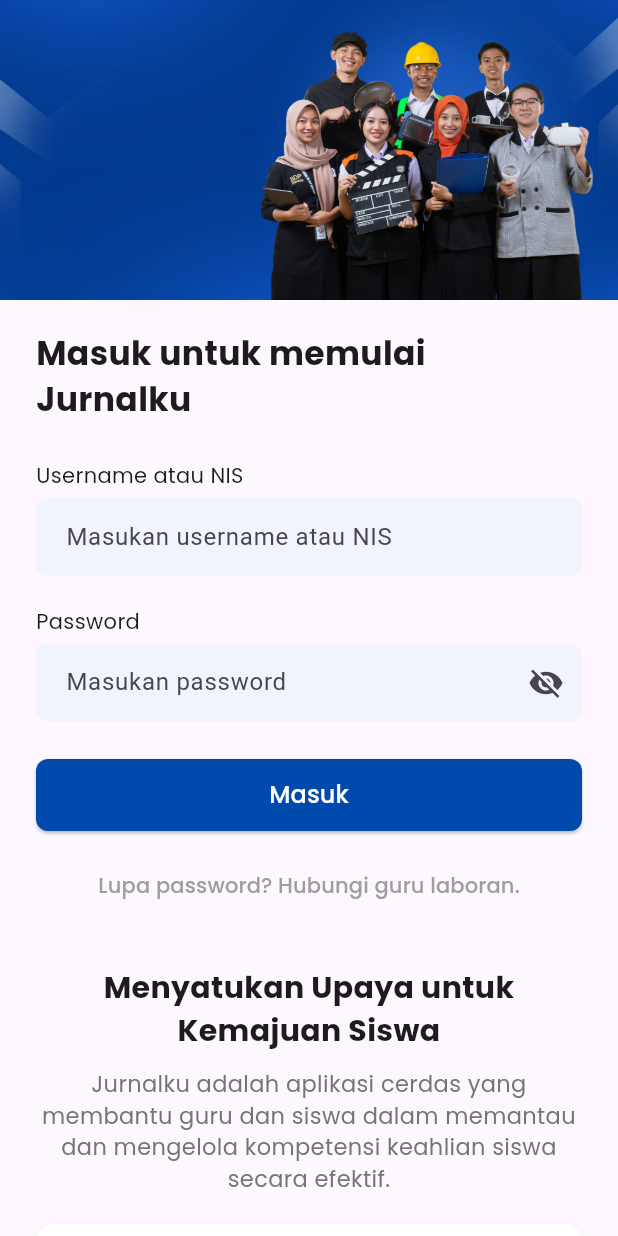
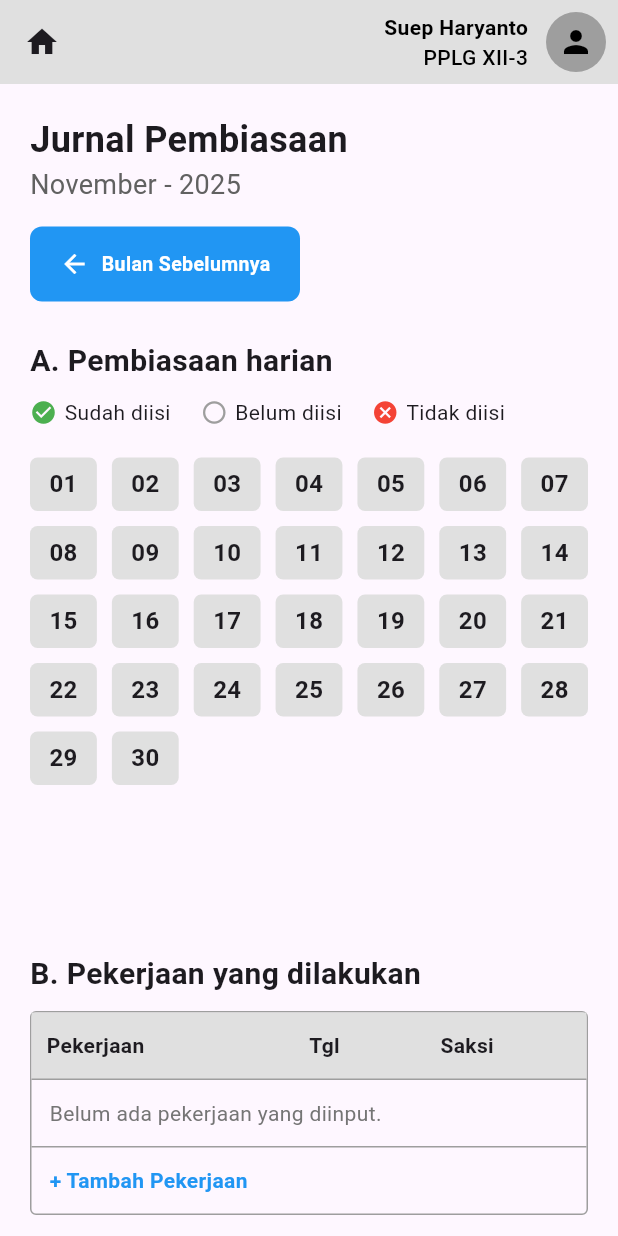
Before and after one commit to MuhammadHaikal1138/slicing_jurnalku, a Flutter app: the screen it shows after launch, on a phone screen of 412 x 824 dp. Run offline on Flutter 3.47's test engine with Material 3 defaults, Android fonts, the phone set to English and light mode, and no system bars; our stand-ins replace google_fonts.

Commit message:
jurnal pembiasaan

```diff
--- /dev/null
+++ b/lib/jurnal_pembiasaan.dart
@@ -0,0 +1,551 @@
+import 'package:flutter/material.dart';
+
+class JurnalPembiasaanPage extends StatelessWidget {
+  const JurnalPembiasaanPage({Key? key}) : super(key: key);
+
+  @override
+  Widget build(BuildContext context) {
+    return Scaffold(
+      appBar: AppBar(
+        backgroundColor: Colors.grey[300],
+        leading: Padding(
+          padding: EdgeInsets.all(8.0),
+          child: IconButton(icon: Icon(Icons.home), onPressed: () {}),
+        ),
+        actions: [
+          Padding(
+            padding: const EdgeInsets.all(8.0),
+            child: Row(
+              children: [
+                Column(
+                  crossAxisAlignment: CrossAxisAlignment.end,
+                  children: const [
+                    Text(
+                      "Suep Haryanto",
+                      style: TextStyle(
+                        color: Colors.black,
+                        fontWeight: FontWeight.bold,
+                      ),
+                    ),
+                    Text(
+                      "PPLG XII-3",
+                      style: TextStyle(
+                        color: Colors.black,
+                        fontWeight: FontWeight.w500,
+                      ),
+                    ),
+                  ],
+                ),
+                SizedBox(width: 12),
+                CircleAvatar(
+                  radius: 20,
+                  backgroundColor: Colors.grey,
+                  child: Icon(Icons.person, color: Colors.black),
+                ),
+              ],
+            ),
+          ),
+        ],
+      ),
+
+      // SCROLL VIEW
+      body: SingleChildScrollView(
+        child: Padding(
+          padding: EdgeInsets.all(20),
+          child: Column(
+            crossAxisAlignment: CrossAxisAlignment.start,
+            children: [
+              // HEADER
+              Text(
+                "Jurnal Pembiasaan",
+                style: TextStyle(fontSize: 24, fontWeight: FontWeight.bold),
+              ),
+
+              Text(
+                "November - 2025",
+                style: TextStyle(fontSize: 18, color: Colors.grey[700]),
+              ),
+
+              SizedBox(height: 15),
+
+              // BUTTON BULAN SEBELUMNYA
+              Container(
+                height: 50,
+                width: 180,
+                decoration: BoxDecoration(
+                  color: Colors.blue,
+                  borderRadius: BorderRadius.circular(8),
+                ),
+                padding: const EdgeInsets.symmetric(horizontal: 12),
+                child: Row(
+                  mainAxisAlignment: MainAxisAlignment.center,
+                  children: const [
+                    Icon(Icons.arrow_back, color: Colors.white, size: 20),
+                    SizedBox(width: 8),
+                    Text(
+                      "Bulan Sebelumnya",
+                      style: TextStyle(
+                        color: Colors.white,
+                        fontSize: 13,
+                        fontWeight: FontWeight.w600,
+                      ),
+                    ),
+                  ],
+                ),
+              ),
+
+              SizedBox(height: 25),
+
+              // Bagian A
+              Text(
+                "A. Pembiasaan harian",
+                style: TextStyle(fontSize: 20, fontWeight: FontWeight.bold),
+              ),
+
+              SizedBox(height: 10),
+
+              Row(
+                children: const [
+                  Icon(Icons.check_circle, color: Colors.green, size: 18),
+                  SizedBox(width: 5),
+                  Text("Sudah diisi"),
+
+                  SizedBox(width: 20),
+                  Icon(
+                    Icons.radio_button_unchecked,
+                    color: Colors.grey,
+                    size: 18,
+                  ),
+                  SizedBox(width: 5),
+                  Text("Belum diisi"),
+
+                  SizedBox(width: 20),
+                  Icon(Icons.cancel, color: Colors.red, size: 18),
+                  SizedBox(width: 5),
+                  Text("Tidak diisi"),
+                ],
+              ),
+
+              SizedBox(height: 20),
+
+              // GRID BOX — HARUS DIBATASI HEIGHT
+              SizedBox(
+                height: 300,
+                child: GridView.builder(
+                  itemCount: 30,
+                  gridDelegate: const SliverGridDelegateWithFixedCrossAxisCount(
+                    crossAxisCount: 7,
+                    crossAxisSpacing: 10,
+                    mainAxisSpacing: 10,
+                    childAspectRatio: 1.25,
+                  ),
+                  itemBuilder: (context, index) {
+                    int day = index + 1;
+
+                    return Container(
+                      decoration: BoxDecoration(
+                        color: Colors.grey[300], // tetap abu-abu
+                        borderRadius: BorderRadius.circular(5),
+                      ),
+                      child: Center(
+                        child: Text(
+                          day.toString().padLeft(2, '0'),
+                          style: TextStyle(
+                            fontSize: 16,
+                            fontWeight: FontWeight.bold,
+                          ),
+                        ),
+                      ),
+                    );
+                  },
+                ),
+              ),
+
+              SizedBox(height: 30),
+
+              // BAGIAN B
+              Text(
+                "B. Pekerjaan yang dilakukan",
+                style: TextStyle(fontSize: 20, fontWeight: FontWeight.bold),
+              ),
+
+              SizedBox(height: 10),
+
+              // TABLE BESAR
+              Container(
+                width: double.infinity,
+                decoration: BoxDecoration(
+                  border: Border.all(color: Colors.grey),
+                  borderRadius: BorderRadius.circular(4),
+                ),
+                child: Column(
+                  crossAxisAlignment: CrossAxisAlignment.start,
+                  children: [
+                    // HEADER
+                    Container(
+                      padding: EdgeInsets.symmetric(
+                        horizontal: 10,
+                        vertical: 12,
+                      ),
+                      decoration: BoxDecoration(
+                        color: Colors.grey[300],
+                        border: Border(bottom: BorderSide(color: Colors.grey)),
+                      ),
+                      child: Row(
+                        children: const [
+                          Expanded(
+                            flex: 4,
+                            child: Text(
+                              "Pekerjaan",
+                              style: TextStyle(fontWeight: FontWeight.bold),
+                            ),
+                          ),
+                          Expanded(
+                            flex: 2,
+                            child: Text(
+                              "Tgl",
+                              style: TextStyle(fontWeight: FontWeight.bold),
+                            ),
+                          ),
+                          Expanded(
+                            flex: 2,
+                            child: Text(
+                              "Saksi",
+                              style: TextStyle(fontWeight: FontWeight.bold),
+                            ),
+                          ),
+                        ],
+                      ),
+                    ),
+
+                    // ROW DATA KOSONG
+                    Padding(
+                      padding: EdgeInsets.all(12),
+                      child: Text(
+                        "Belum ada pekerjaan yang diinput.",
+                        style: TextStyle(color: Colors.grey[600]),
+                      ),
+                    ),
+
+                    // FOOTER TAMBAH PEKERJAAN
+                    Container(
+                      width: double.infinity,
+                      padding: EdgeInsets.all(12),
+                      decoration: const BoxDecoration(
+                        border: Border(top: BorderSide(color: Colors.grey)),
+                      ),
+                      child: Text(
+                        "+ Tambah Pekerjaan",
+                        style: TextStyle(
+                          color: Colors.blue,
+                          fontWeight: FontWeight.w600,
+                        ),
+                      ),
+                    ),
+                  ],
+                ),
+              ),
+
+              SizedBox(height: 30),
+              // BAGIAN B
+              Text(
+                "C. Materi yang dipelajari",
+                style: TextStyle(fontSize: 20, fontWeight: FontWeight.bold),
+              ),
+
+              SizedBox(height: 10),
+
+              // TABLE BESAR
+              Container(
+                width: double.infinity,
+                decoration: BoxDecoration(
+                  border: Border.all(color: Colors.grey),
+                  borderRadius: BorderRadius.circular(4),
+                ),
+                child: Column(
+                  crossAxisAlignment: CrossAxisAlignment.start,
+                  children: [
+                    // HEADER
+                    Container(
+                      padding: EdgeInsets.symmetric(
+                        horizontal: 10,
+                        vertical: 12,
+                      ),
+                      decoration: BoxDecoration(
+                        color: Colors.grey[300],
+                        border: Border(bottom: BorderSide(color: Colors.grey)),
+                      ),
+                      child: Row(
+                        children: const [
+                          Expanded(
+                            flex: 4,
+                            child: Text(
+                              "Materi",
+                              style: TextStyle(fontWeight: FontWeight.bold),
+                            ),
+                          ),
+                          Expanded(
+                            flex: 2,
+                            child: Text(
+                              "Sts",
+                              style: TextStyle(fontWeight: FontWeight.bold),
+                            ),
+                          ),
+                          Expanded(
+                            flex: 2,
+                            child: Text(
+                              "Tgl",
+                              style: TextStyle(fontWeight: FontWeight.bold),
+                            ),
+                          ),
+                        ],
+                      ),
+                    ),
+
+                    // ROW DATA KOSONG
+                    Padding(
+                      padding: EdgeInsets.all(12),
+                      child: Text(
+                        "Belum ada Materi yang diinput.",
+                        style: TextStyle(color: Colors.grey[600]),
+                      ),
+                    ),
+
+                    // FOOTER TAMBAH PEKERJAAN
+                    Container(
+                      width: double.infinity,
+                      padding: EdgeInsets.all(12),
+                      decoration: const BoxDecoration(
+                        border: Border(top: BorderSide(color: Colors.grey)),
+                      ),
+                      child: Text(
+                        "+ Tambah Materi",
+                        style: TextStyle(
+                          color: Colors.blue,
+                          fontWeight: FontWeight.w600,
+                        ),
+                      ),
+                    ),
+                  ],
+                ),
+              ),
+              SizedBox(height: 10),
+              Row(
+                crossAxisAlignment: CrossAxisAlignment.center,
+                children: [
+                  // A APPROVED
+                  Container(
+                    width: 12,
+                    height: 12,
+                    decoration: BoxDecoration(
+                      color: Colors.green,
+                      shape: BoxShape.circle,
+                    ),
+                  ),
+                  SizedBox(width: 6),
+                  Text("A : Approved"),
+
+                  SizedBox(width: 20),
+
+                  // P PENDING
+                  Container(
+                    width: 12,
+                    height: 12,
+                    decoration: BoxDecoration(
+                      color: Colors.yellow[700],
+                      shape: BoxShape.circle,
+                    ),
+                  ),
+                  SizedBox(width: 6),
+                  Text("P : Pending"),
+
+                  SizedBox(width: 20),
+
+                  // R REVISI
+                  Container(
+                    width: 12,
+                    height: 12,
+                    decoration: BoxDecoration(
+                      color: Colors.red,
+                      shape: BoxShape.circle,
+                    ),
+                  ),
+                  SizedBox(width: 6),
+                  Text("R : Revisi"),
+                ],
+              ),
+
+              SizedBox(height: 30),
+              Column(
+                crossAxisAlignment: CrossAxisAlignment.start,
+                children: [
+                  Text(
+                    "D. Poin",
+                    style: TextStyle(fontSize: 20, fontWeight: FontWeight.bold),
+                  ),
+                  SizedBox(height: 15),
+
+                  Container(
+                    width: double.infinity,
+                    decoration: BoxDecoration(
+                      border: Border.all(color: Colors.grey),
+                      borderRadius: BorderRadius.circular(6),
+                    ),
+                    child: Table(
+                      border: TableBorder.symmetric(
+                        inside: BorderSide(color: Colors.grey),
+                      ),
+                      columnWidths: const {
+                        0: FlexColumnWidth(3),
+                        1: FlexColumnWidth(1),
+                        2: FlexColumnWidth(1),
+                        3: FlexColumnWidth(1),
+                        4: FlexColumnWidth(1),
+                      },
+                      children: [
+                        // HEADER
+                        TableRow(
+                          decoration: BoxDecoration(color: Colors.grey[300]),
+                          children: const [
+                            Padding(
+                              padding: EdgeInsets.all(8),
+                              child: Text(
+                                "Kategori Poin",
+                                style: TextStyle(fontWeight: FontWeight.bold),
+                              ),
+                            ),
+                            Padding(
+                              padding: EdgeInsets.all(8),
+                              child: Text(
+                                "M1",
+                                textAlign: TextAlign.center,
+                                style: TextStyle(fontWeight: FontWeight.bold),
+                              ),
+                            ),
+                            Padding(
+                              padding: EdgeInsets.all(8),
+                              child: Text(
+                                "M2",
+                                textAlign: TextAlign.center,
+                                style: TextStyle(fontWeight: FontWeight.bold),
+                              ),
+                            ),
+                            Padding(
+                              padding: EdgeInsets.all(8),
+                              child: Text(
+                                "M3",
+                                textAlign: TextAlign.center,
+                                style: TextStyle(fontWeight: FontWeight.bold),
+                              ),
+                            ),
+                            Padding(
+                              padding: EdgeInsets.all(8),
+                              child: Text(
+                                "M4",
+                                textAlign: TextAlign.center,
+                                style: TextStyle(fontWeight: FontWeight.bold),
+                              ),
+                            ),
+                          ],
+                        ),
+
+                        // ROW 1
+                        TableRow(
+                          children: [
+                            Padding(
+                              padding: EdgeInsets.all(8),
+                              child: Text(
+                                "(5) mengerjakan project/adanya update progress belajar",
+                              ),
+                            ),
+                            ...List.generate(
+                              4,
+                              (_) => const Padding(
+                                padding: EdgeInsets.all(8),
+                                child: Text("0", textAlign: TextAlign.center),
+                              ),
+                            ),
+                          ],
+                        ),
+
+                        // ROW 2
+                        TableRow(
+                          children: [
+                            Padding(
+                              padding: EdgeInsets.all(8),
+                              child: Text(
+                                "(1–5) poin dari pertanyaan atau laporan pengetahuan materi",
+                              ),
+                            ),
+                            ...List.generate(
+                              4,
+                              (_) => const Padding(
+                                padding: EdgeInsets.all(8),
+                                child: Text("0", textAlign: TextAlign.center),
+                              ),
+                            ),
+                          ],
+                        ),
+
+                        // ROW 3 — Jumlah poin minggu ini
+                        TableRow(
+                          children: [
+                            Padding(
+                              padding: EdgeInsets.all(8),
+                              child: Text("Jumlah poin minggu ini"),
+                            ),
+                            ...List.generate(
+                              4,
+                              (_) => const Padding(
+                                padding: EdgeInsets.all(8),
+                                child: Text("0", textAlign: TextAlign.center),
+                              ),
+                            ),
+                          ],
+                        ),
+
+                        // ROW 4 — Jumlah poin ceklist pembiasaan
+                        TableRow(
+                          children: [
+                            Padding(
+                              padding: EdgeInsets.all(8),
+                              child: Text("Jumlah poin ceklist pembiasaan"),
+                            ),
+                            Padding(
+                              padding: EdgeInsets.all(8),
+                              child: Text("0", textAlign: TextAlign.center),
+                            ),
+                            const SizedBox(),
+                            const SizedBox(),
+                            const SizedBox(),
+                          ],
+                        ),
+
+                        // ROW 5 — Jumlah keseluruhan
+                        TableRow(
+                          children: [
+                            Padding(
+                              padding: EdgeInsets.all(8),
+                              child: Text("Jumlah keseluruhan poin"),
+                            ),
+                            Padding(
+                              padding: EdgeInsets.all(8),
+                              child: Text("0", textAlign: TextAlign.center),
+                            ),
+                            const SizedBox(),
+                            const SizedBox(),
+                            const SizedBox(),
+                          ],
+                        ),
+                      ],
+                    ),
+                  ),
+                ],
+              ),
+            ],
+          ),
+        ),
+      ),
+    );
+  }
+}
--- a/lib/login.dart
+++ b/lib/login.dart
@@ -55,6 +55,7 @@
     return Scaffold(
       body: ListView(
         children: [
+
           // Banner
           Image.asset(
             'assets/images/banner.jpg',
--- a/lib/main.dart
+++ b/lib/main.dart
@@ -1,5 +1,6 @@
 import 'package:flutter/material.dart';
 import 'package:slicing_jurnalku/login.dart';
+import 'package:slicing_jurnalku/jurnal_pembiasaan.dart';
 
 void main() {
   runApp(const MyApp());
@@ -12,7 +13,7 @@
     return MaterialApp(
       title: 'Flutter Demo',
       debugShowCheckedModeBanner: false,
-      home: Login(),
+      home: JurnalPembiasaanPage(),
     );
   }
 }
```
